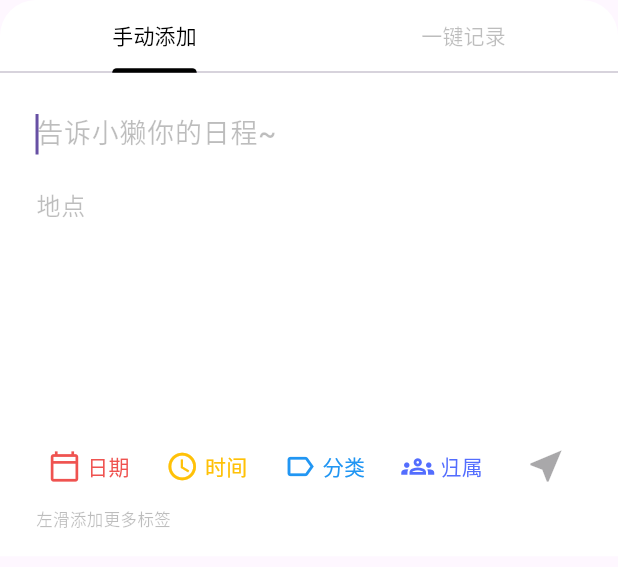
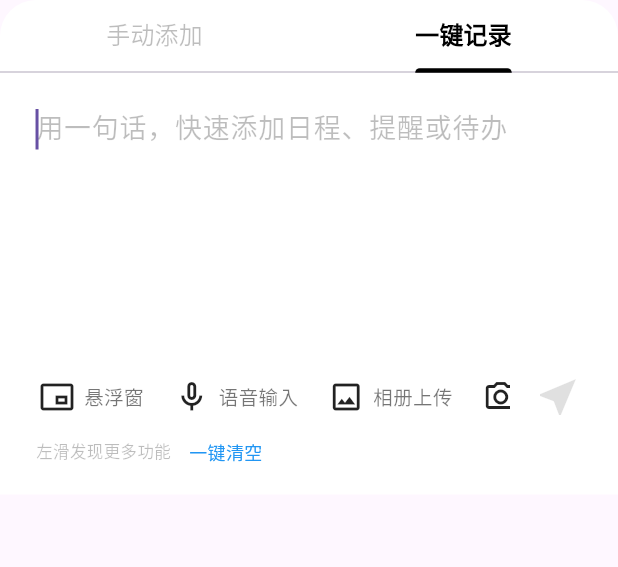
Before and after one commit to XAXinAn/otti-calendar, a Flutter app: the AddScheduleBottomSheet widget shown alone on an empty page, opened directly, on a phone screen of 412 x 824 dp. Shown: the top 567 px of the screen. Run offline on Flutter 3.47's test engine with Material 3 defaults, Android fonts, the phone set to English and light mode, and no system bars; our stand-ins replace dio, image_picker, shared_preferences, table_calendar; missing offline and left inert: icalendar_parser, lunar; accounts and stored records are empty; network calls fail.

Commit message:
群组完成

```diff
--- a/lib/features/schedule/widgets/add_schedule_bottom_sheet.dart
+++ b/lib/features/schedule/widgets/add_schedule_bottom_sheet.dart
@@ -1,5 +1,6 @@
 import 'package:flutter/material.dart';
 import 'package:intl/intl.dart';
+import 'package:image_picker/image_picker.dart';
 import 'package:otti_calendar/features/common/widgets/custom_date_picker.dart';
 import 'package:otti_calendar/features/common/widgets/custom_time_picker.dart';
 import 'package:otti_calendar/features/schedule/pages/category_picker_page.dart';
@@ -7,6 +8,7 @@ import 'package:otti_calendar/models/group.dart';
 import 'package:otti_calendar/models/schedule.dart';
 import 'package:otti_calendar/services/group_service.dart';
 import 'package:otti_calendar/services/schedule_service.dart';
+import 'package:otti_calendar/services/ocr_service.dart';
 
 class AddScheduleBottomSheet extends StatefulWidget {
   const AddScheduleBottomSheet({super.key});
@@ -24,9 +26,12 @@ class _AddScheduleBottomSheetState extends State<AddScheduleBottomSheet> with Ti
   bool _isManualSendEnabled = false;
   bool _isAiSendEnabled = false;
   bool _isLoading = false;
+  bool _isOcrLoading = false;
 
   final ScheduleService _scheduleService = ScheduleService();
   final GroupService _groupService = GroupService();
+  final OcrService _ocrService = const OcrService();
+  final ImagePicker _imagePicker = ImagePicker();
 
   DateTime? _selectedDate;
   TimeOfDay? _selectedTime;
@@ -52,7 +57,7 @@ class _AddScheduleBottomSheetState extends State<AddScheduleBottomSheet> with Ti
   @override
   void initState() {
     super.initState();
-    _tabController = TabController(length: 2, vsync: this, initialIndex: 0);
+    _tabController = TabController(length: 2, vsync: this, initialIndex: 1);
     _manualTitleController = TextEditingController();
     _manualLocationController = TextEditingController();
     _aiTextController = TextEditingController();
@@ -79,6 +84,36 @@ class _AddScheduleBottomSheetState extends State<AddScheduleBottomSheet> with Ti
     _aiTextController.dispose();
     _tabController.dispose();
     super.dispose();
+  }
+
+  // OCR 处理核心逻辑
+  Future<void> _handleImageOcr(ImageSource source) async {
+    try {
+      final XFile? image = await _imagePicker.pickImage(source: source);
+      if (image == null) return;
+
+      setState(() {
+        _isOcrLoading = true;
+        _aiTextController.text = '正在识别图片内容...';
+      });
+
+      final String recognizedText = await _ocrService.recognize(image.path);
+
+      if (mounted) {
+        setState(() {
+          _isOcrLoading = false;
+          _aiTextController.text = recognizedText.isNotEmpty ? recognizedText : '未能识别出文字，请尝试输入或重新拍照';
+        });
+      }
+    } catch (e) {
+      if (mounted) {
+        setState(() {
+          _isOcrLoading = false;
+          _aiTextController.text = '';
+        });
+        ScaffoldMessenger.of(context).showSnackBar(SnackBar(content: Text('OCR 识别出错: $e')));
+      }
+    }
   }
 
   String _formatTime(TimeOfDay time) {
@@ -133,12 +168,10 @@ class _AddScheduleBottomSheetState extends State<AddScheduleBottomSheet> with Ti
   }
 
   void _showGroupPicker() async {
-    // 异步拉取数据
     final createdGroups = await _groupService.getCreatedGroups();
     final joinedGroups = await _groupService.getJoinedGroups();
     final allGroups = [...createdGroups, ...joinedGroups];
 
-    // 关键修复：await 之后必须判断 mounted
     if (!mounted) return;
 
     showModalBottomSheet(
@@ -166,9 +199,7 @@ class _AddScheduleBottomSheetState extends State<AddScheduleBottomSheet> with Ti
                     title: const Text('个人'),
                     trailing: (_selectedGroupName == '个人' || _selectedGroupName == null) ? const Icon(Icons.check, color: Colors.blue) : null,
                     onTap: () {
-                      if (mounted) {
-                        setState(() { _selectedGroupId = null; _selectedGroupName = '个人'; });
-                      }
+                      if (mounted) setState(() { _selectedGroupId = null; _selectedGroupName = '个人'; });
                       Navigator.pop(context);
                     },
                   ),
@@ -177,9 +208,7 @@ class _AddScheduleBottomSheetState extends State<AddScheduleBottomSheet> with Ti
                     title: Text(group.name),
                     trailing: _selectedGroupId == group.groupId ? const Icon(Icons.check, color: Colors.blue) : null,
                     onTap: () {
-                      if (mounted) {
-                        setState(() { _selectedGroupId = group.groupId; _selectedGroupName = group.name; });
-                      }
+                      if (mounted) setState(() { _selectedGroupId = group.groupId; _selectedGroupName = group.name; });
                       Navigator.pop(context);
                     },
                   )),
@@ -219,10 +248,7 @@ class _AddScheduleBottomSheetState extends State<AddScheduleBottomSheet> with Ti
     );
 
     final success = await _scheduleService.createSchedule(schedule);
-
-    // 关键修复：await 之后判断 mounted
     if (!mounted) return;
-
     setState(() => _isLoading = false);
 
     if (success) {
@@ -283,8 +309,11 @@ class _AddScheduleBottomSheetState extends State<AddScheduleBottomSheet> with Ti
     return Padding(
       padding: EdgeInsets.only(bottom: MediaQuery.of(context).viewInsets.bottom),
       child: Container(
-        height: MediaQuery.of(context).size.height * 0.45,
-        decoration: const BoxDecoration(color: Colors.white, borderRadius: BorderRadius.only(topLeft: Radius.circular(24), topRight: Radius.circular(24))),
+        height: MediaQuery.of(context).size.height * 0.4,
+        decoration: const BoxDecoration(
+          color: Colors.white,
+          borderRadius: BorderRadius.only(topLeft: Radius.circular(24), topRight: Radius.circular(24))
+        ),
         child: Column(
           children: [
             TabBar(
@@ -295,6 +324,8 @@ class _AddScheduleBottomSheetState extends State<AddScheduleBottomSheet> with Ti
               indicatorColor: Colors.black,
               indicatorSize: TabBarIndicatorSize.label,
               indicatorWeight: 2.5,
+              labelStyle: const TextStyle(fontSize: 16, fontWeight: FontWeight.bold),
+              unselectedLabelStyle: const TextStyle(fontSize: 16, fontWeight: FontWeight.normal),
             ),
             Expanded(child: TabBarView(controller: _tabController, children: [_buildManualAddTab(), _buildAiAssistantTab()])),
           ],
@@ -331,11 +362,7 @@ class _AddScheduleBottomSheetState extends State<AddScheduleBottomSheet> with Ti
               child: Row(
                 children: [
                   if (_selectedGroupName != null) ...[
-                    _buildTag('# $_selectedGroupName', Colors.indigoAccent, () {
-                      if (mounted) {
-                        setState(() { _selectedGroupId = null; _selectedGroupName = null; });
-                      }
-                    }),
+                    _buildTag('# $_selectedGroupName', Colors.indigoAccent, () { if (mounted) setState(() { _selectedGroupId = null; _selectedGroupName = null; }); }),
                     const SizedBox(width: 6),
                   ],
                   if (_selectedDate != null) ...[
@@ -399,39 +426,101 @@ class _AddScheduleBottomSheetState extends State<AddScheduleBottomSheet> with Ti
 
   Widget _buildAiAssistantTab() {
     return Padding(
-      padding: const EdgeInsets.symmetric(horizontal: 16.0, vertical: 16.0),
+      padding: const EdgeInsets.fromLTRB(24, 12, 16, 20),
       child: Column(
+        crossAxisAlignment: CrossAxisAlignment.start,
         children: [
           Expanded(
             child: TextField(
               controller: _aiTextController,
+              autofocus: true,
               maxLines: null,
+              readOnly: _isOcrLoading,
+              style: const TextStyle(fontSize: 18, color: Colors.black87, fontWeight: FontWeight.w500),
               decoration: const InputDecoration(
                 hintText: '用一句话，快速添加日程、提醒或待办',
                 hintStyle: TextStyle(color: Colors.black26),
                 border: InputBorder.none,
+                contentPadding: EdgeInsets.zero,
               ),
             ),
           ),
+          const SizedBox(height: 12),
           Row(
-            mainAxisAlignment: MainAxisAlignment.spaceBetween,
             children: [
-              TextButton.icon(
-                onPressed: () {},
-                icon: const Icon(Icons.picture_in_picture_alt_outlined, size: 18, color: Colors.black54),
-                label: const Text('悬浮窗', style: TextStyle(fontSize: 13, color: Colors.black54)),
-                style: TextButton.styleFrom(backgroundColor: Colors.orange.shade50, shape: RoundedRectangleBorder(borderRadius: BorderRadius.circular(20))),
+              Expanded(
+                child: SingleChildScrollView(
+                  scrollDirection: Axis.horizontal,
+                  child: Row(
+                    children: [
+                      _buildAiActionButton(Icons.picture_in_picture_alt_outlined, '悬浮窗', () {}),
+                      const SizedBox(width: 16),
+                      _buildAiActionButton(Icons.mic_none_outlined, '语音输入', () {}),
+                      const SizedBox(width: 16),
+                      _buildAiActionButton(Icons.image_outlined, '相册上传', () => _handleImageOcr(ImageSource.gallery)),
+                      const SizedBox(width: 16),
+                      _buildAiActionButton(Icons.camera_alt_outlined, '拍照上传', () => _handleImageOcr(ImageSource.camera)),
+                      const SizedBox(width: 16),
+                    ],
+                  ),
+                ),
               ),
-              Row(
-                children: [
-                  IconButton(icon: const Icon(Icons.mic_none_outlined, size: 22, color: Colors.black54), onPressed: () {}),
-                  IconButton(icon: const Icon(Icons.near_me, size: 28), color: _isAiSendEnabled ? Colors.blue : Colors.grey, onPressed: _isAiSendEnabled ? () {} : null),
-                ],
-              )
+              const SizedBox(width: 8),
+              _isOcrLoading
+                ? const Padding(
+                    padding: EdgeInsets.only(right: 8),
+                    child: SizedBox(width: 24, height: 24, child: CircularProgressIndicator(strokeWidth: 2, color: Colors.blue)),
+                  )
+                : IconButton(
+                    onPressed: _isAiSendEnabled ? () {} : null,
+                    icon: Icon(
+                      Icons.near_me,
+                      size: 32,
+                      color: _isAiSendEnabled ? Colors.blue : Colors.black12
+                    ),
+                    padding: EdgeInsets.zero,
+                    constraints: const BoxConstraints(),
+                  ),
+            ],
+          ),
+          const SizedBox(height: 4),
+          Row(
+            children: [
+              const Text('左滑发现更多功能', style: TextStyle(color: Colors.black26, fontSize: 11)),
+              const SizedBox(width: 12), // 紧贴文字，留一小段间隔
+              GestureDetector(
+                onTap: () {
+                  if (!_isOcrLoading) {
+                    _aiTextController.clear();
+                  }
+                },
+                child: const Text('一键清空', style: TextStyle(color: Colors.blue, fontSize: 12, fontWeight: FontWeight.w500)),
+              ),
             ],
           ),
         ],
       ),
     );
   }
+
+  Widget _buildAiActionButton(IconData icon, String label, VoidCallback onTap) {
+    return InkWell(
+      onTap: onTap,
+      borderRadius: BorderRadius.circular(8),
+      child: Padding(
+        padding: const EdgeInsets.symmetric(vertical: 4, horizontal: 2),
+        child: Row(
+          mainAxisSize: MainAxisSize.min,
+          children: [
+            Icon(icon, size: 24, color: Colors.black87),
+            const SizedBox(width: 6),
+            Text(
+              label,
+              style: const TextStyle(fontSize: 13, color: Colors.black54, fontWeight: FontWeight.w500)
+            ),
+          ],
+        ),
+      ),
+    );
+  }
 }
```
Also changed, not shown: lib/features/profile/main_drawer.dart (+6 -2 lines), lib/features/profile/pages/statistics_page.dart (added, +146 -0 lines), 1 other file.
